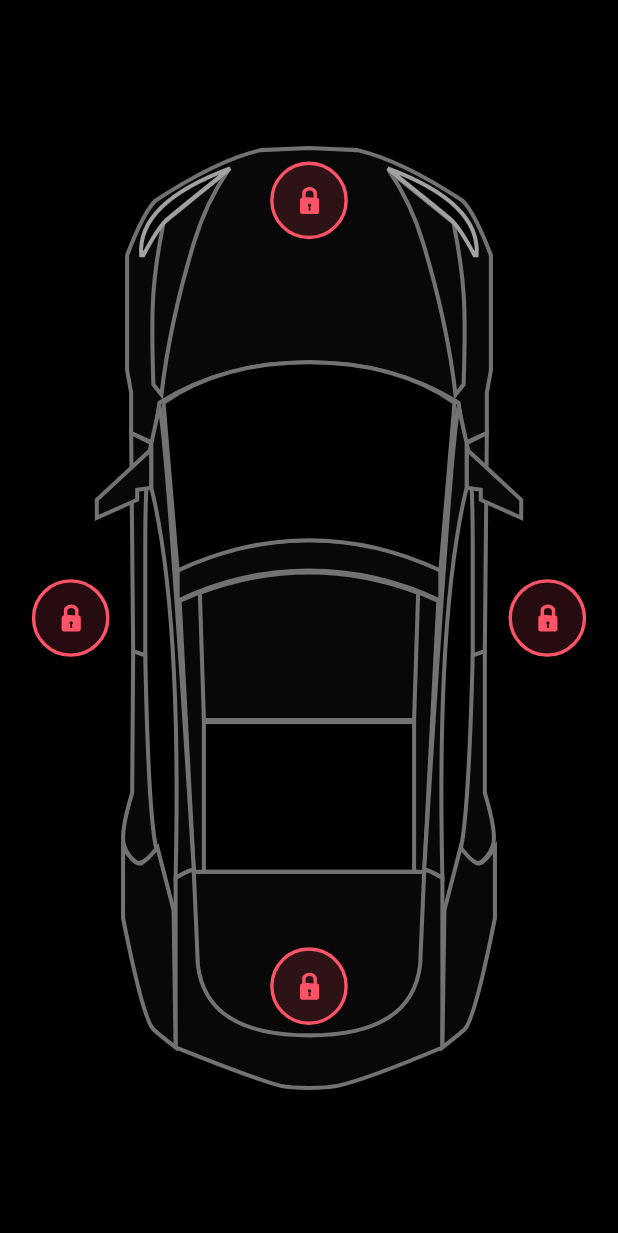
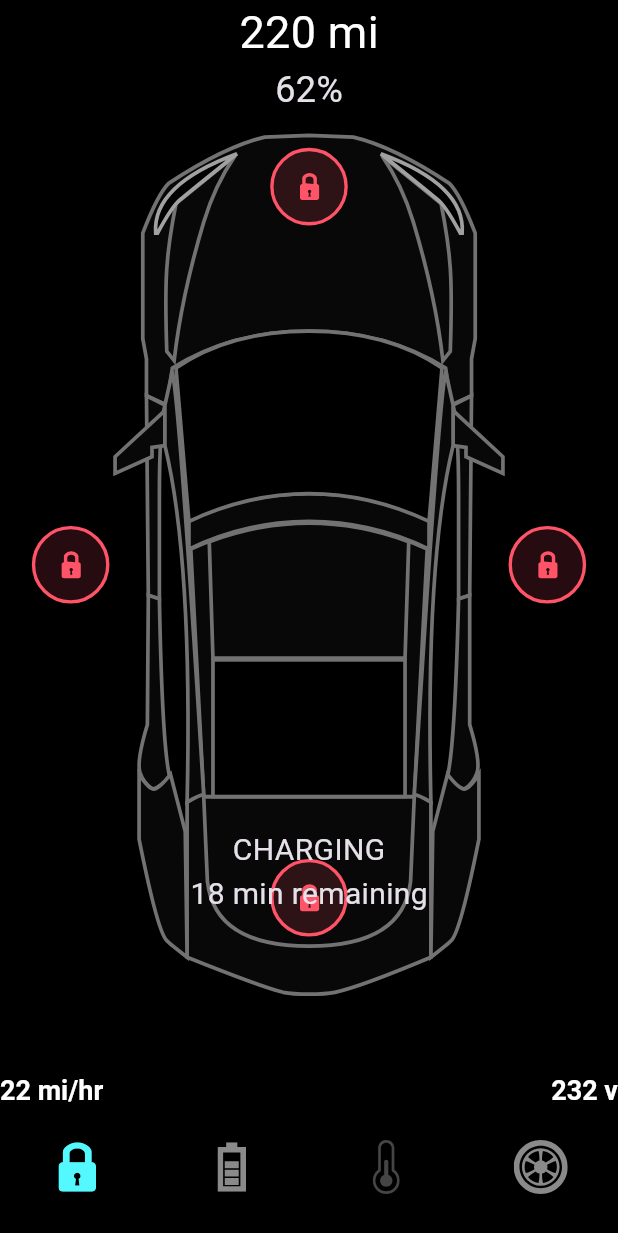
Before and after one commit to ritik6559/flutter-car-control-app-ui, a Flutter app: the screen it shows after launch, on a phone screen of 412 x 824 dp. Shown: the top 1233 px of the screen. Run offline on Flutter 3.47's test engine with Material 3 defaults, Android fonts, the phone set to English and light mode, and no system bars; our stand-ins replace flutter_svg.

Commit message:
adding battery status

```diff
--- a/lib/controllers/home_controller.dart
+++ b/lib/controllers/home_controller.dart
@@ -5,7 +5,13 @@
     bool isLeftDoorLocked = true;
     bool isTrunkLocked = true;
     bool isBonnetLocked = true;
+    int selectedBottomTab = 0;
 
+
+    void onButtonNavigationTabChange(int index){
+        selectedBottomTab = index;
+        notifyListeners();
+    }
 
 
 
--- /dev/null
+++ b/lib/screens/components/battery_status.dart
@@ -0,0 +1,58 @@
+import 'package:flutter/material.dart';
+
+import '../../constants.dart';
+
+class BatteryStatus extends StatelessWidget {
+  final BoxConstraints constrains;
+  const BatteryStatus({
+      required this.constrains,
+    super.key,
+  });
+
+  @override
+  Widget build(BuildContext context) {
+    return Column(
+       children: [
+           Text(
+               "220 mi",
+               style: TextStyle(
+                   fontSize: 30,
+                   color: Colors.white
+               )
+           ),
+           Text(
+               "62%",
+               style: TextStyle(
+                   fontSize: 24,
+               ),
+           ),
+           Spacer(),
+           Text(
+               "CHARGING",
+               style: TextStyle(
+                   fontSize: 20,
+               ),
+           ),
+           Text(
+               "18 min remaining",
+               style: TextStyle(
+                   fontSize: 20,
+               ),
+           ),
+           SizedBox(height: constrains.maxHeight * 0.14,),
+           DefaultTextStyle(
+           style: TextStyle(color: Colors.white, fontWeight: FontWeight.bold, fontSize: 18),
+             child: Row(
+                 mainAxisAlignment: MainAxisAlignment.spaceBetween,
+                 children: [
+                     Text("22 mi/hr"),
+                     Text("232 v"),
+                 ],
+             ),
+           ),
+           const SizedBox(height: defaultPadding,),
+       ],
+
+    );
+  }
+}
--- /dev/null
+++ b/lib/screens/components/car_app_nav_bar.dart
@@ -0,0 +1,43 @@
+import 'package:flutter/material.dart';
+import 'package:flutter_svg/flutter_svg.dart';
+
+import '../../constants.dart';
+
+
+class CarAppNavBar extends StatelessWidget {
+  const CarAppNavBar({
+    super.key,
+    required this.selectedTab,
+    required this.onTap,
+  });
+
+  final int selectedTab;
+  final ValueChanged<int> onTap;
+
+  @override
+  Widget build(BuildContext context) {
+    return BottomNavigationBar(
+      onTap: onTap,
+      currentIndex: selectedTab,
+      type: BottomNavigationBarType.fixed,
+      backgroundColor: Colors.black,
+      items: List.generate(
+        navIconSrc.length,
+        (index) => BottomNavigationBarItem(
+          icon: SvgPicture.asset(
+            navIconSrc[index],
+            color: index == selectedTab ? primaryColor : Colors.white54,
+          ),
+          label: "",
+        ),
+      ),
+    );
+  }
+}
+
+List<String> navIconSrc = [
+  "assets/Lock.svg",
+  "assets/Charge.svg",
+  "assets/Temp.svg",
+  "assets/Tyre.svg",
+];
--- a/lib/screens/home_screen.dart
+++ b/lib/screens/home_screen.dart
@@ -1,20 +1,72 @@
 import 'package:flutter/material.dart';
+import 'package:flutter_car_control_app_ui/constants.dart';
 import 'package:flutter_car_control_app_ui/controllers/home_controller.dart';
+import 'package:flutter_car_control_app_ui/screens/components/car_app_nav_bar.dart';
 import 'package:flutter_car_control_app_ui/screens/components/door_lock.dart';
 import 'package:flutter_svg/svg.dart';
 
-class HomeScreen extends StatelessWidget {
-  HomeScreen({super.key});
+import 'components/battery_status.dart';
+
+class HomeScreen extends StatefulWidget {
+  const HomeScreen({super.key});
+
+  @override
+  State<HomeScreen> createState() => _HomeScreenState();
+}
+
+class _HomeScreenState extends State<HomeScreen> with SingleTickerProviderStateMixin {
+    final HomeController _controller = HomeController();
+
+    late AnimationController _batteryAnimationController;
+    late Animation<double> _animationBattery;
 
 
-    final HomeController _controller = HomeController();
+
+
+
+    void setupBatteryAnimation(){
+        _batteryAnimationController = AnimationController(
+            vsync: this,
+            duration: Duration(milliseconds: 600)
+        );
+
+        _animationBattery = CurvedAnimation(
+            parent: _batteryAnimationController,
+            curve: Interval(0.0, 0.5),
+
+        );
+    }
+
+    @override
+      void initState(){
+        setupBatteryAnimation();
+        super.initState();
+      }
+
+      @override
+        void dispose() {
+          super.dispose();
+          _batteryAnimationController.dispose();
+        }
 
   @override
   Widget build(BuildContext context) {
     return AnimatedBuilder(
-    animation: _controller,
+    animation: Listenable.merge({ _controller, _batteryAnimationController }),
       builder: (context, snapshot) {
         return Scaffold(
+        bottomNavigationBar: CarAppNavBar(
+            onTap: (index){
+                if( index == 1 ){
+                    _batteryAnimationController.forward();
+                }
+                else if ( _controller.selectedBottomTab == 1 && index != 1 ){
+                    _batteryAnimationController.reverse();
+                }
+                _controller.onButtonNavigationTabChange(index);
+            },
+            selectedTab: _controller.selectedBottomTab,
+            ),
             body: SafeArea(
                 child: LayoutBuilder(
                     builder: (context, constrains){
@@ -28,36 +80,65 @@
                                         width: double.infinity,
                                     ),
                                 ),
-                                Positioned(
-                                    right: constrains.maxWidth * 0.05,
+                                AnimatedPositioned(
+                                    duration: defaultDuration,
+                                    right: _controller.selectedBottomTab == 1 ? constrains.maxWidth / 2 : constrains.maxWidth * 0.05,
+                                    child: AnimatedOpacity(
+                                    duration: defaultDuration,
+                                    opacity: _controller.selectedBottomTab == 1 ? 0 : 1,
                                       child: DoorLock(
                                           press: _controller.updateRightDoorLock,
                                           isLock: _controller.isRightDoorLocked,
+                                      ),
                                     )
                                 ),
-                                Positioned(
-                                    left: constrains.maxWidth * 0.05,
+                                AnimatedPositioned(
+                                    duration: defaultDuration,
+                                    left: _controller.selectedBottomTab == 1 ? constrains.maxWidth / 2 : constrains.maxWidth * 0.05,
+                                    child: AnimatedOpacity(
+                                    duration: defaultDuration,
+                                    opacity: _controller.selectedBottomTab == 1 ? 0 : 1,
                                       child: DoorLock(
                                           press: _controller.updateLeftDoorLock,
                                           isLock: _controller.isLeftDoorLocked,
+                                      ),
                                     )
                                 ),
-                                Positioned(
-                                    top: constrains.maxHeight * 0.13,
+                                AnimatedPositioned(
+                                    duration: defaultDuration,
+                                    top: _controller.selectedBottomTab == 1 ? constrains.maxHeight / 2 : constrains.maxHeight * 0.13,
+                                    child: AnimatedOpacity(
+                                    duration: defaultDuration,
+                                    opacity: _controller.selectedBottomTab == 1 ? 0 : 1,
                                       child: DoorLock(
                                           press: _controller.updateBonnetLock,
                                           isLock: _controller.isBonnetLocked,
+                                      ),
                                     )
                                 ),
-                                Positioned(
-                                    bottom: constrains.maxHeight * 0.17,
+                                AnimatedPositioned(
+                                duration: defaultDuration,
+                                    bottom: _controller.selectedBottomTab == 1 ? constrains.maxHeight / 2 : constrains.maxHeight * 0.17,
+                                    child: AnimatedOpacity(
+                                    duration:defaultDuration,
+                                    opacity: _controller.selectedBottomTab == 1 ? 0 : 1,
                                       child: DoorLock(
                                           press: _controller.updateTrunkDoorLock,
                                           isLock: _controller.isTrunkLocked,
 
+                                      ),
                                     )
                                 ),
 
+
+                                    Opacity(
+                                    opacity: _animationBattery.value,
+                                      child: SvgPicture.asset(
+                                          'assets/Battery.svg',
+                                          width: constrains.maxWidth * 0.45,
+                                      ),
+                                    ),
+                                 BatteryStatus(constrains: constrains,),
 
                             ],
                         )  ;
```
Lines whose indentation alone changed are shown as unchanged.
